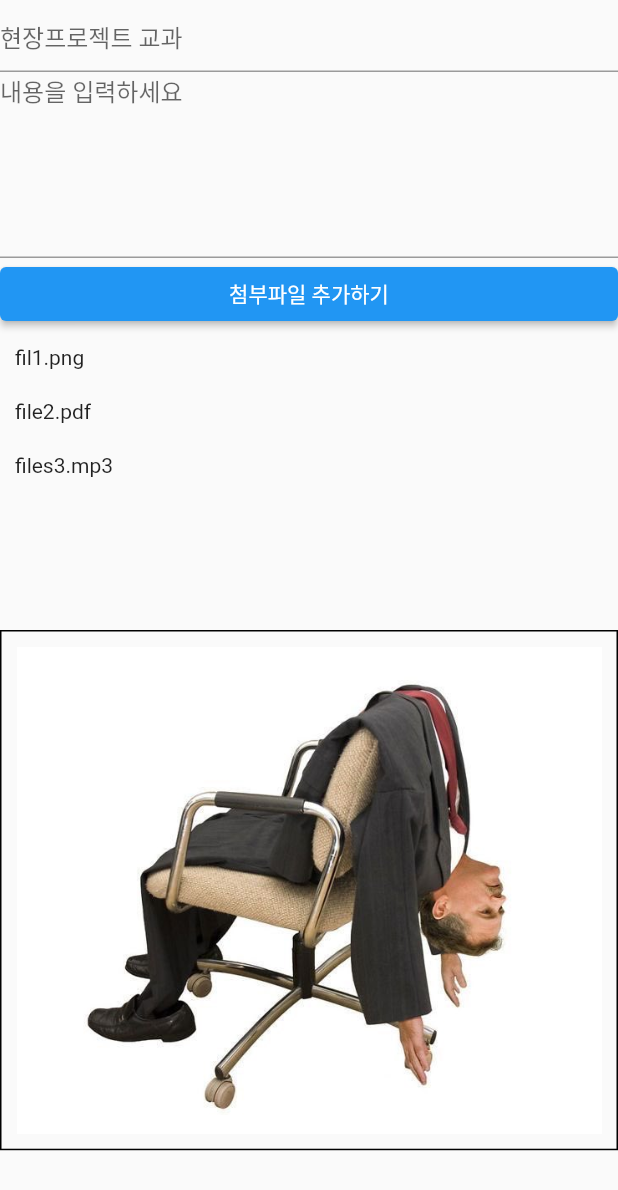
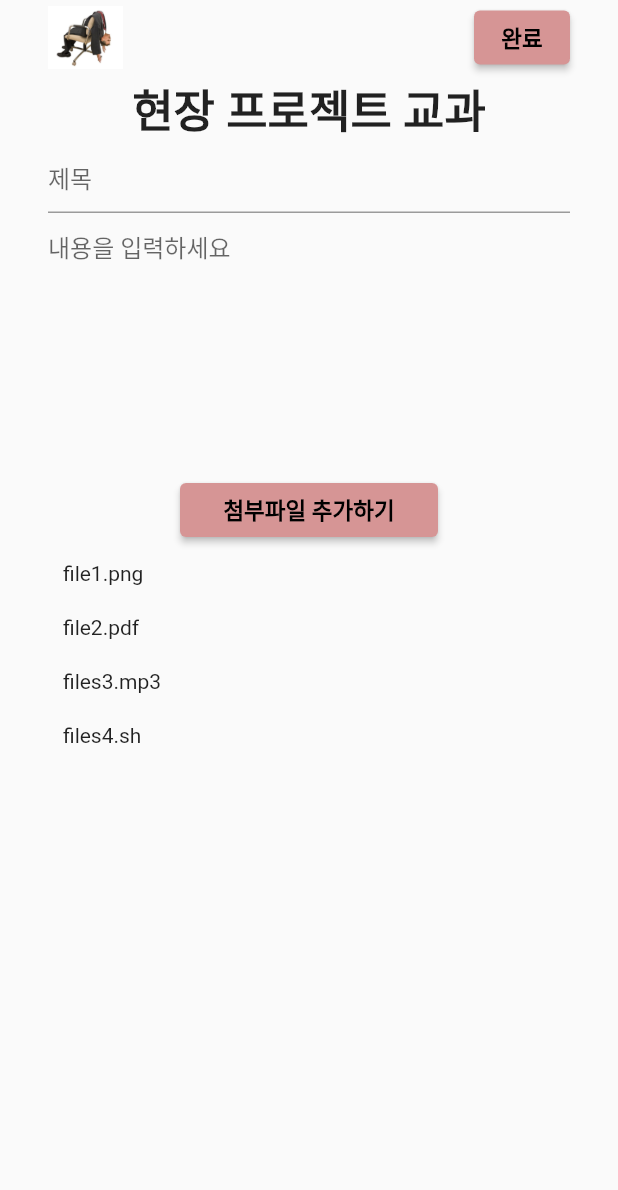
Before and after one commit to MaraMincho/Descend, a Flutter app: the CreateBoardScreen screen opened directly, on a phone screen of 412 x 824 dp. Shown: the top 1190 px of the screen. Run offline on Flutter 3.47's test engine with Material 2 defaults, Android fonts, the phone set to English and light mode, and no system bars; our stand-ins replace fluttertoast, get; Roboto replaces fonts that are missing (Pretendard).

Commit message:
Fix : Layout 배치 완료
작업내용
 - CreateBoardScreen.dart
 - BoardDetail.dart
 - 위 두 파일 layout 작성완료

Todo
 - Design 세부 조정
 - 하드코딩 값 정리하기
 - 주석 작성

```diff
--- a/lib/main.dart
+++ b/lib/main.dart
@@ -1,6 +1,7 @@
 import 'package:flutter/material.dart';
 import 'package:get/get.dart';
 import 'package:descend/screens/CreateBoardScreen.dart';
+import 'package:descend/screens/BoardDetail.dart';
 
 void main() async{
   return runApp(MyApp());
@@ -19,7 +20,8 @@ class MyApp extends StatelessWidget {
       ),
       initialRoute: '/',
       routes: {
-        '/':(context) => CreateBoardScreen(),
+        // '/':(context) => CreateBoardScreen(),
+        '/':(context) => BoardDetail(),
         // '/':(context) => LoginScreen(),
         // SpaceSelect.routename: (context) => SpaceSelect(),
         // SpaceListScreen.routename: (context) => SpaceListScreen(),
--- a/lib/screens/CreateBoardScreen.dart
+++ b/lib/screens/CreateBoardScreen.dart
@@ -8,39 +8,40 @@ class CreateBoardScreen extends StatefulWidget {
   static const routename = '/CreateBoardScreen';
 
   @override
-  State<CreateBoardScreen> createState() => _SpecificScreenState();
+  State<CreateBoardScreen> createState() => _CreateBoardScreen();
 }
 
-class _SpecificScreenState extends State<CreateBoardScreen> {
+class _CreateBoardScreen extends State<CreateBoardScreen> {
   @override
   Widget build(BuildContext context) {
-    List <String> files = ["fil1.png", "file2.pdf", "files3.mp3"];
+    List<String> files = ["file1.png", "file2.pdf", "files3.mp3", "files4.sh"];
+
+    // Variables
+    int btnBg = 0xffD69595;
+    int btnTxtColor = 0xff000000;
+    double valPadding = 32.0;
 
     var size = MediaQuery.of(context).size;
     return Scaffold(
         body: SafeArea(
       child: ListView(
         children: <Widget>[
-          Column(
-            children: const [
-              TextField(
-                decoration: InputDecoration(
-                  hintText: "현장프로젝트 교과",
+          Padding(
+            padding: EdgeInsets.symmetric(horizontal: valPadding),
+            child: Row(
+              mainAxisAlignment: MainAxisAlignment.spaceBetween,
+              children: <Widget>[
+                SizedBox(
+                    width: 50,
+                    height: 50,
+                    child: Image.asset("images/icons/img.png")),
+                ElevatedButton(
+                    style: ElevatedButton.styleFrom(
+                      primary: Color(btnBg),
                     ),
-              ),
-              TextField(
-                maxLines: null,
-                decoration: InputDecoration(
-                  hintText: "내용을 입력하세요",
-                  contentPadding: EdgeInsets.only(bottom: 100),
-                ),
-              ),
-            ],
-          ),
-          ElevatedButton(
                     onPressed: () {
                       Fluttertoast.showToast(
-                  msg: "Pressed : Add file button",
+                          msg: "Pressed : Submit",
                           toastLength: Toast.LENGTH_SHORT,
                           gravity: ToastGravity.BOTTOM,
                           timeInSecForIosWeb: 1,
@@ -48,38 +49,96 @@ class _SpecificScreenState extends State<CreateBoardScreen> {
                           textColor: Colors.black,
                           fontSize: 16.0);
                     },
-            child: Text("첨부파일 추가하기"),
+                    child: Text(
+                      "완료",
+                      style: TextStyle(
+                        fontWeight: FontWeight.bold,
+                        fontSize: 15,
+                        color: Color(btnTxtColor),
                       ),
-          Container(
-            width: MediaQuery.of(context).size.width,
-            height: 200,
+                    )),
+              ],
+            ),
+          ),
+            Padding(
+              padding: EdgeInsets.symmetric(horizontal: valPadding),
+              child: Column(
+                children: const [
+                  Text(
+                    "현장 프로젝트 교과",
+                    style: TextStyle(fontWeight: FontWeight.bold, fontSize: 30),
+                  ),
+                  TextField(
+                    decoration: InputDecoration(
+                      hintText: "제목",
+                    ),
+                  ),
+                  TextField(
+                    maxLines: null,
+                    decoration: InputDecoration(
+                      border: InputBorder.none,
+                      hintText: "내용을 입력하세요",
+                      contentPadding: EdgeInsets.only(top: 10, bottom: 140),
+                    ),
+                  ),
+                ],
+              ),
+            ),
+          Padding(
+            padding: EdgeInsets.symmetric(horizontal: 120),
+            child: ElevatedButton(
+              style: ElevatedButton.styleFrom(
+                primary: Color(btnBg),
+              ),
+              onPressed: () {
+                Fluttertoast.showToast(
+                    msg: "Pressed : Add file",
+                    toastLength: Toast.LENGTH_SHORT,
+                    gravity: ToastGravity.BOTTOM,
+                    timeInSecForIosWeb: 1,
+                    backgroundColor: Colors.grey,
+                    textColor: Colors.black,
+                    fontSize: 16.0);
+              },
+              child: Text(
+                "첨부파일 추가하기",
+                style: TextStyle(
+                  fontWeight: FontWeight.bold,
+                  fontSize: 15,
+                  color: Color(btnTxtColor),
+                ),
+              ),
+            ),
+          ),
+          Padding(
+            padding: EdgeInsets.symmetric(horizontal: valPadding),
             child: ListView.builder(
-                itemCount: files == null ? 0 : files.length,
+                shrinkWrap: true,
+                itemCount: files.length,
                 itemBuilder: (context, idx) {
                   return GestureDetector(
                     onTap: () {
+                      /// TODO 업데이트 안됨...
+                      setState(() {
                         files.removeAt(idx);
+                      });
+                      Fluttertoast.showToast(
+                          msg: "Deleted file",
+                          toastLength: Toast.LENGTH_SHORT,
+                          gravity: ToastGravity.BOTTOM,
+                          timeInSecForIosWeb: 1,
+                          backgroundColor: Colors.grey,
+                          textColor: Colors.black,
+                          fontSize: 16.0);
                     },
                     child: Padding(
-                      padding: EdgeInsets.all(10),
-                      child: Container(
+                      padding: const EdgeInsets.all(10),
                       child: Text("${files[idx]}"),
-                      ),
                     ),
                   );
                 }),
           ),
-          Container(
-            padding: EdgeInsets.all(10.0),
-            decoration: BoxDecoration(
-                border: Border.all(
-              color: Colors.black,
-              width: 1,
-            )),
-            child: Container(child: Image.asset('images/imgs/img.png')),
-          ),
         ],
-        // child: Image.asset("assets/images/glob_top_img_none.png",
       ),
     ));
   }
```
Also changed, not shown: lib/screens/BoardDetail.dart (added, +241 -0 lines), 1 other file. Lines whose indentation alone changed are shown as unchanged.
